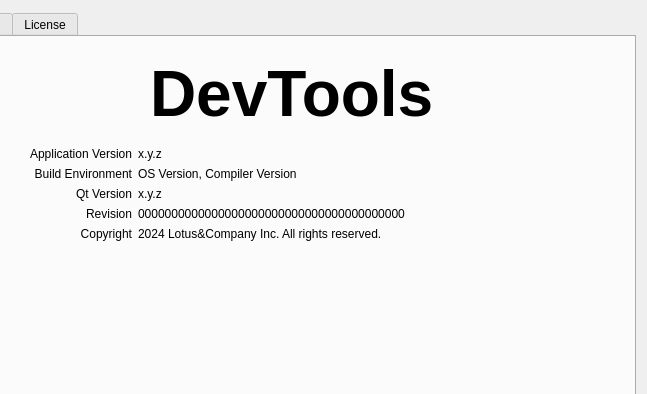
First picture: the form in gui/menubar/about_devtools_dialog.ui, repository LotusAndCompany/devtools, before the edit; both pictures show x 134 to 781 and y 0 to 394 of the 781 by 480 pixel window.
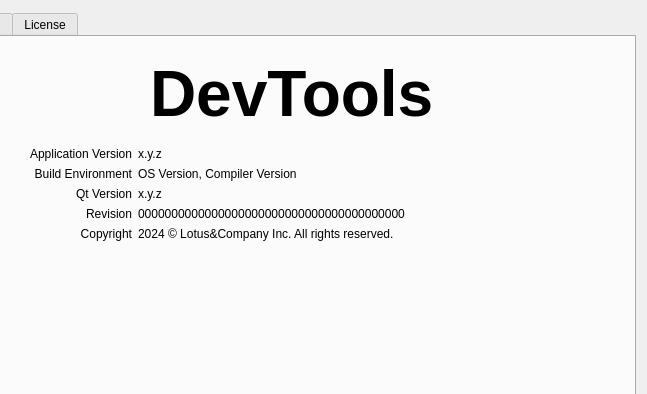
Second picture: the form after the edit. Icons and pictures are not drawn.

Commit message: Fix app name Modify copyright text

Diff of the .ui file:
```diff
--- a/gui/menubar/about_devtools_dialog.ui
+++ b/gui/menubar/about_devtools_dialog.ui
@@ -196,7 +196,7 @@
          <item row="4" column="1">
           <widget class="QLabel" name="label_10">
            <property name="text">
-            <string>2024 Lotus&amp;Company Inc. All rights reserved.</string>
+            <string>2024 © Lotus&amp;Company Inc. All rights reserved.</string>
            </property>
           </widget>
          </item>
```
The commit also changes 2 other files.
